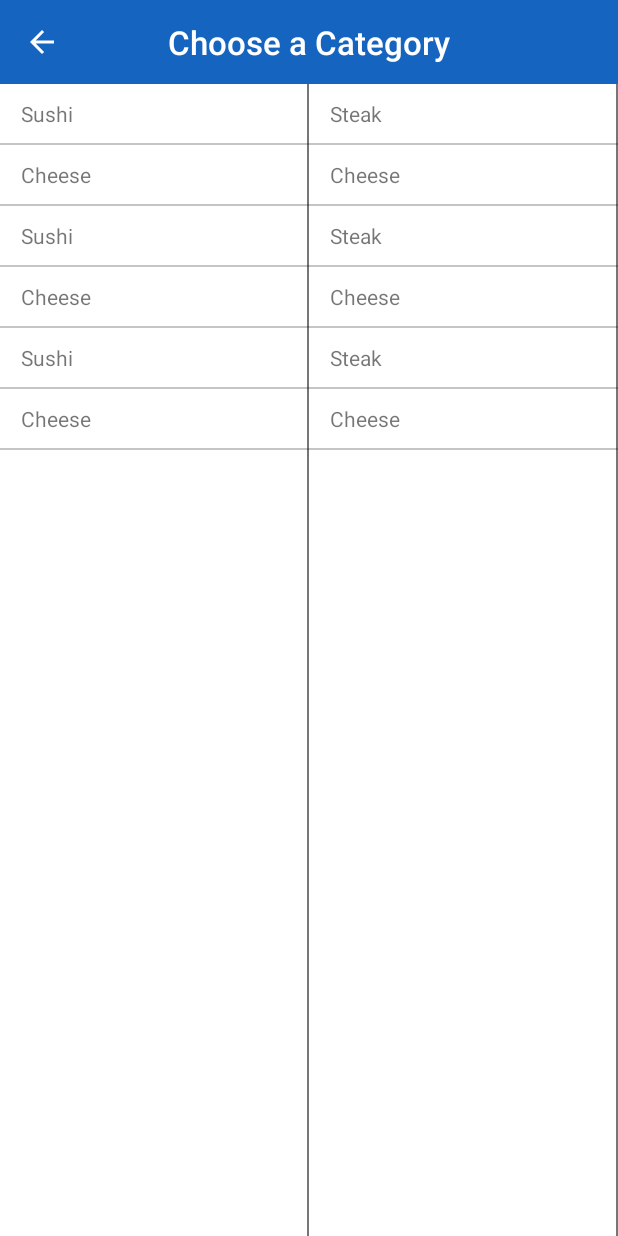
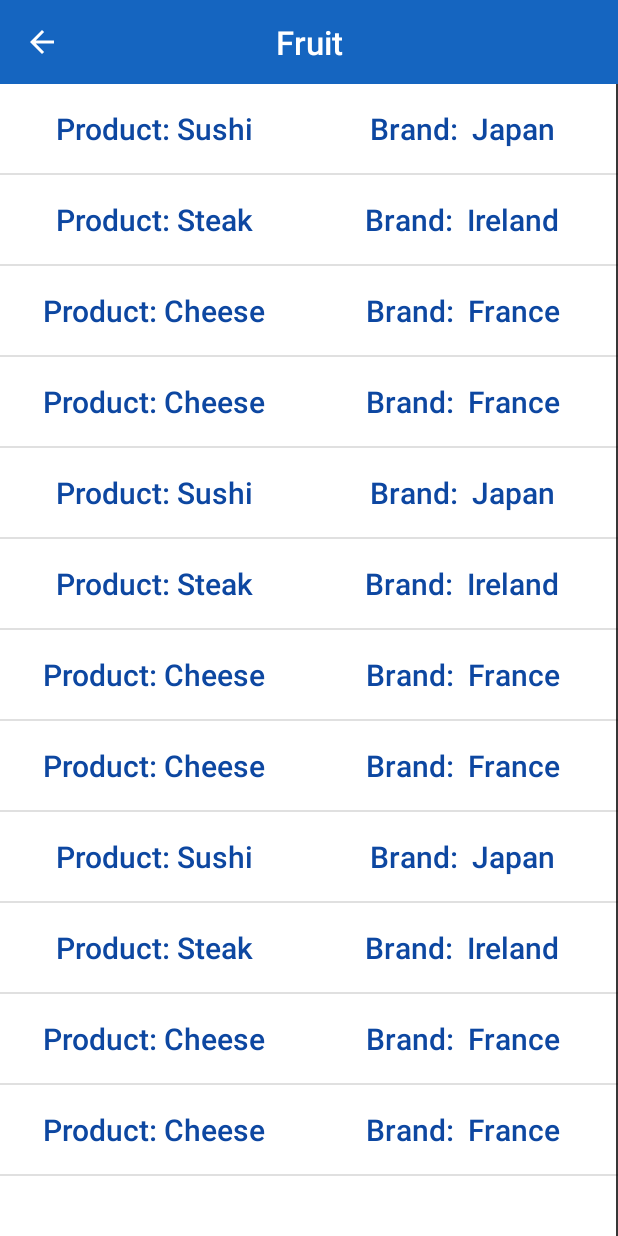
Before and after one commit to SteGaff7/SustainlyApp, an Android app: the SearchItems screen opened directly, with no data from a screen before it, on a phone screen of 412 x 824 dp. Run offline under Robolectric (Android 15) with nearby library versions, the phone set to English and light mode, and no system bars.

Commit message:
styling done

```diff
--- a/app/src/main/java/com/example/camera/ProductAdapter.java
+++ b/app/src/main/java/com/example/camera/ProductAdapter.java
@@ -21,7 +21,7 @@ public class ProductAdapter extends RecyclerView.Adapter<ProductAdapter.ViewHold
         // Your holder should contain a member variable
         // for any view that will be set as you render a row
         public TextView nameTextView;
-        public String manuTextView;
+        public TextView manuTextView;
         public String originTextView;
 
 
@@ -31,7 +31,8 @@ public class ProductAdapter extends RecyclerView.Adapter<ProductAdapter.ViewHold
             // Stores the itemView in a public final member variable that can be used
             // to access the context from any ViewHolder instance.
             super(itemView);
-            nameTextView = (TextView) itemView.findViewById(R.id.product_name);
+            nameTextView =  itemView.findViewById(R.id.product_name);
+            manuTextView =  itemView.findViewById(R.id.manufacurer_name);
             itemView.setOnClickListener(this);
         }
         /**
@@ -42,7 +43,7 @@ public class ProductAdapter extends RecyclerView.Adapter<ProductAdapter.ViewHold
         public void onClick(View v) {
             int clickedPosition = getAdapterPosition();
             mOnClickListener.onListItemClick(clickedPosition, nameTextView.getText().toString(),
-                    manuTextView, originTextView);
+                    manuTextView.getText().toString(), originTextView);
         }
     }
 
@@ -81,8 +82,9 @@ public class ProductAdapter extends RecyclerView.Adapter<ProductAdapter.ViewHold
 
         // Set item views based on your views and data model
         TextView textView = viewHolder.nameTextView;
-        textView.setText(product.getProductName());
-        viewHolder.manuTextView=product.getManufacturingPlaces();
+        textView.setText("Product"+": "+product.getProductName());
+        TextView textView1 = viewHolder.manuTextView;
+        textView1.setText("Brand: "+" "+product.getManufacturingPlaces());
         viewHolder.originTextView=product.getOrigins();
     }
 
--- a/app/src/main/java/com/example/camera/SearchItems.java
+++ b/app/src/main/java/com/example/camera/SearchItems.java
@@ -59,7 +59,7 @@ public class SearchItems extends AppCompatActivity implements ProductAdapter.Lis
         // Attach the adapter to the recyclerview to populate items
         rvProducts.setAdapter(adapter);
         // Set layout manager to position the items
-        rvProducts.setLayoutManager(new GridLayoutManager(this, 2));
+        rvProducts.setLayoutManager(new LinearLayoutManager(this));
         // That's all!
 
 
@@ -69,7 +69,7 @@ public class SearchItems extends AppCompatActivity implements ProductAdapter.Lis
         getSupportActionBar().setDisplayShowTitleEnabled(false);
         // Get access to the custom title view
         TextView mTitle = toolbar.findViewById(R.id.toolbar_title);
-        mTitle.setText(R.string.choose_cat);
+        mTitle.setText("Fruit");
         TextViewCompat.setTextAppearance(mTitle, R.style.Toolbar_TitleText);
         getSupportActionBar().setDisplayHomeAsUpEnabled(true);
         getSupportActionBar().setHomeAsUpIndicator(R.drawable.ic_arrow_back_white_24dp);
--- a/app/src/main/res/layout/item_product.xml
+++ b/app/src/main/res/layout/item_product.xml
@@ -4,8 +4,6 @@
     android:orientation="horizontal"
     android:layout_width="match_parent"
     android:layout_height="wrap_content"
-    android:paddingTop="10dp"
-    android:paddingBottom="10dp"
     >
 
     <TextView
@@ -13,10 +11,24 @@
         android:layout_width="0dp"
         android:layout_height="wrap_content"
         android:layout_weight="1"
-        android:paddingLeft="14dp"
-        android:paddingRight="14dp"
+        android:padding="16dp"
         android:minWidth="20dp"
-
+        android:textSize="20sp"
+        android:fontFamily="sans-serif-medium"
+        android:textColor="@color/darkBlue"
+        android:gravity="center"
+        />
+    <TextView
+        android:id="@+id/manufacurer_name"
+        android:layout_width="0dp"
+        android:layout_height="wrap_content"
+        android:layout_weight="1"
+        android:padding="16dp"
+        android:minWidth="20dp"
+        android:textSize="20sp"
+        android:fontFamily="sans-serif-medium"
+        android:textColor="@color/darkBlue"
+        android:gravity="center"
         />
 
 </LinearLayout>
```
